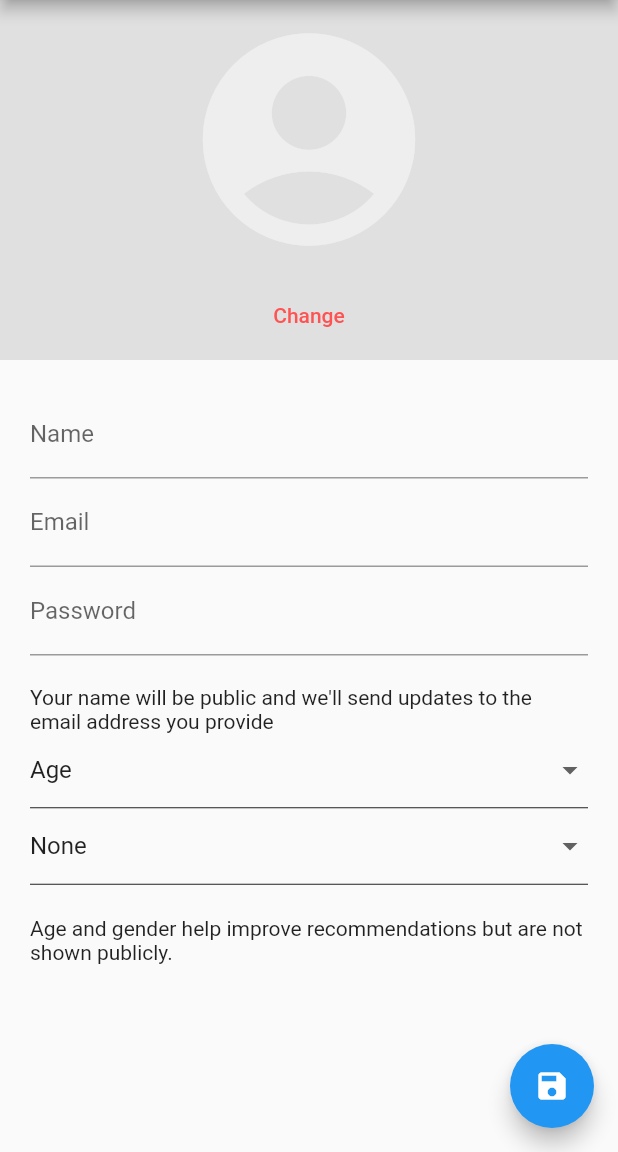
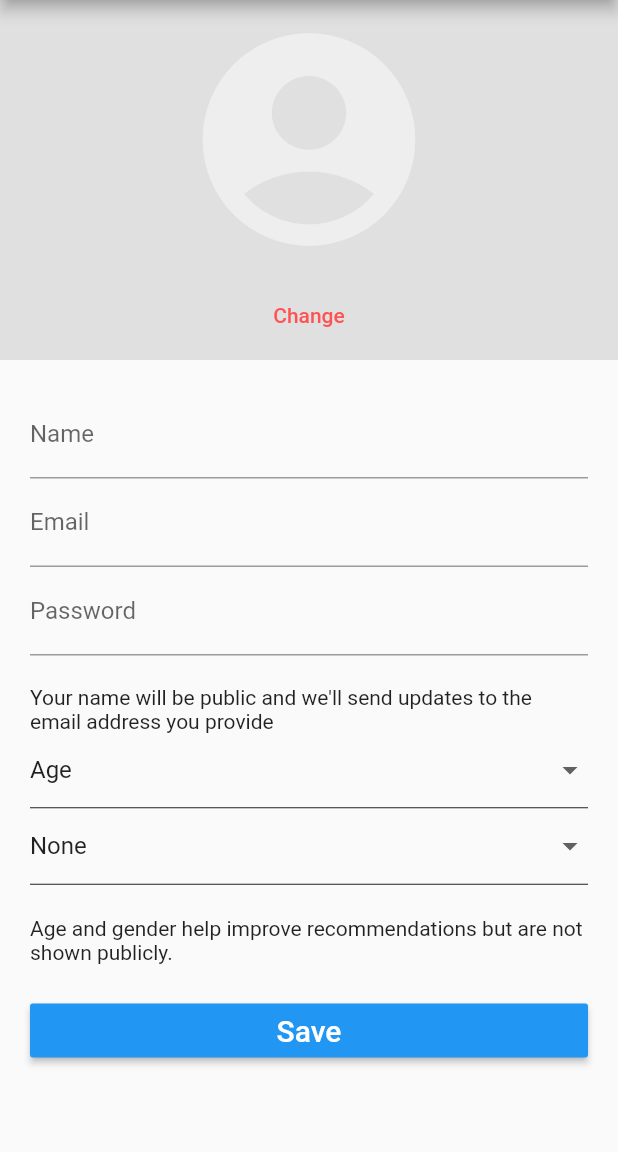
Before and after one commit to Algomoney/registration_app, a Flutter app: the screen it shows after launch, on a phone screen of 412 x 824 dp, the part 84-1236 px from its top. Run offline on Flutter 3.47's test engine with Material 2 defaults, Android fonts, the phone set to English and light mode, and no system bars; our stand-ins replace rxdart.

Commit message:
Replaced Floating Action Button with Raised Button for Save.

```diff
--- a/lib/src/app.dart
+++ b/lib/src/app.dart
@@ -14,17 +14,8 @@ class App extends StatelessWidget {
             title: Text('Registration App'),
           ),
           body: RegistrationScreen(),
-          floatingActionButton: submitButton(),
         ),
       ),
     );
   }
-
-  Widget submitButton() {
-    return FloatingActionButton(
-      child: Icon(Icons.save),
-      tooltip: 'Save',
-      onPressed: () => print('Save button pressed'),
-    );
-  }
 }
--- a/lib/src/screens/registration_screen.dart
+++ b/lib/src/screens/registration_screen.dart
@@ -37,6 +37,10 @@ class RegistrationScreen extends StatelessWidget {
                 Padding(
                   padding: const EdgeInsets.only(top: 20.0),
                   child: ageAndGenderDisclaimer(),
+                ),
+                Padding(
+                  padding: const EdgeInsets.only(top: 20.0),
+                  child: submitButton(),
                 ),
               ],
             ),
@@ -135,9 +139,12 @@ class RegistrationScreen extends StatelessWidget {
   }
 
   Widget submitButton() {
-    return FloatingActionButton(
-      child: Icon(Icons.save),
-      tooltip: 'Save',
+    return RaisedButton(
+      child: Text(
+        'Save',
+        style: TextStyle(color: Colors.white, fontSize: 20.0),
+      ),
+      color: Colors.blue,
       onPressed: () => print('Save button pressed'),
     );
   }
```
